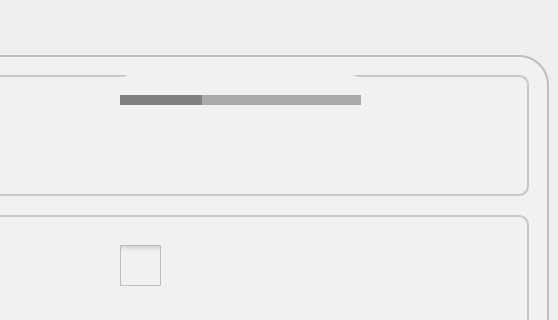
Before: the Qt Designer form pApp-22-June-2021/susersetup.ui in ChandraMVE/PSSC_QT_Development, drawn with Qt 5; both pictures show x 210 to 768 and y 0 to 320 of the 768 by 944 pixel window.
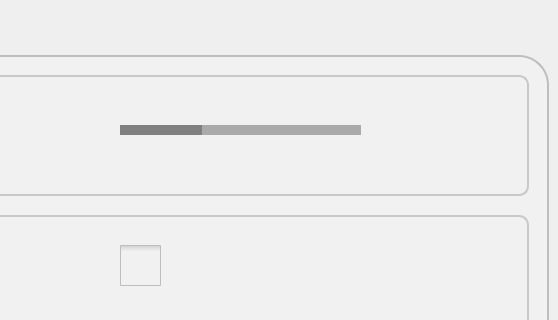
After: the same form once the commit is applied. Icons and pictures are not drawn.

```diff
--- a/pApp-22-June-2021/susersetup.ui
+++ b/pApp-22-June-2021/susersetup.ui
@@ -289,7 +289,7 @@
        <property name="geometry">
         <rect>
          <x>300</x>
-      
+         <y>30</y>
          <width>241</width>
          <height>51</height>
           </rect>
```
Left out of the diff: 1 changed line with no effect on the pictures. Lines whose indentation alone changed are shown as unchanged.
